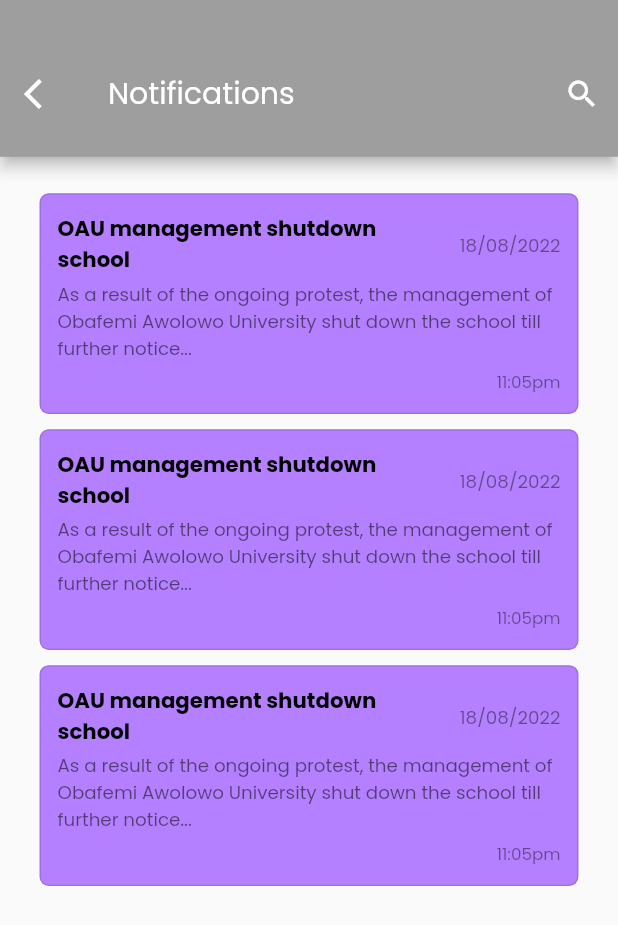
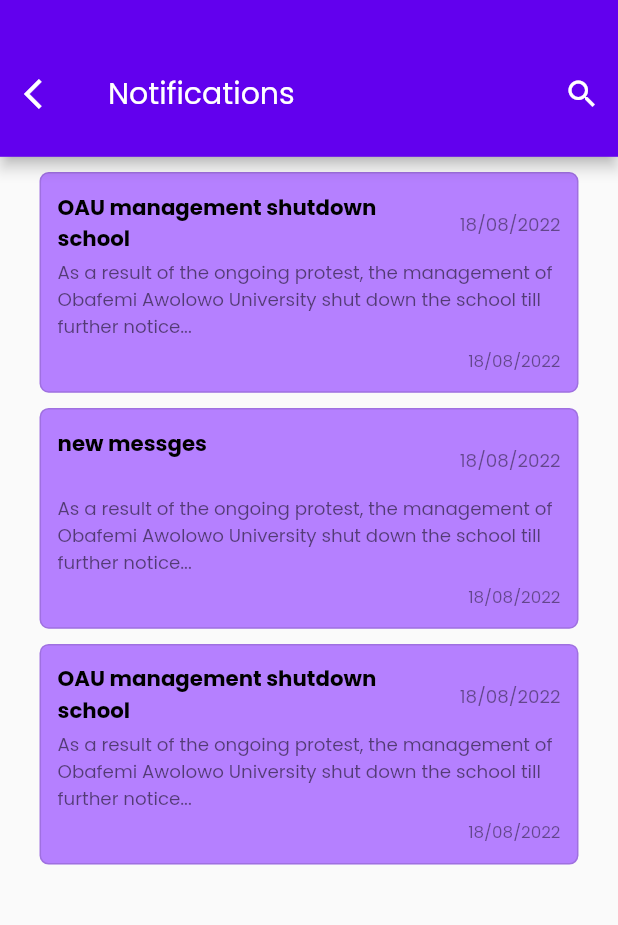
Before and after one commit to kolikay/Scholars_padi, a Flutter app: the NotificationScreen screen opened directly, on a phone screen of 412 x 824 dp. Shown: the top 925 px of the screen. Run offline on Flutter 3.47's test engine with Material 2 defaults, Android fonts, the phone set to English and light mode, and no system bars; our stand-ins replace carousel_slider, flutter_riverpod, flutter_screenutil, google_fonts, image_picker, pin_code_fields and 1 more; missing offline and left inert: simple_connection_checker.

Commit message:
refacored notification cards and screen

```diff
--- a/lib/main.dart
+++ b/lib/main.dart
@@ -30,7 +30,7 @@ class MyApp extends StatelessWidget {
           theme: ThemeData(
             primarySwatch: Colors.blue,
           ),
-           home: const TestingWork(),
+           home: const LandingPage(),
         routes: {
           HomePageScreen.id: (context) => const HomePageScreen(),
           CatergoriesSearchScreen.id: (context) => const CatergoriesSearchScreen(),
--- a/lib/screens/on_boarding/notifications/models/notification_model.dart
+++ b/lib/screens/on_boarding/notifications/models/notification_model.dart
@@ -1,38 +1,30 @@
 import 'package:flutter/material.dart';
 
-class NotificationCards {
+class NotificationCardsModel {
   final String cardMessage;
   final String cardTitle;
   final String cardDate;
   final String cardTime;
-  // final Color? borderColor;
-  // final GestureTapCallback onTap;
 
-  const NotificationCards(
-      {Key? key,
+  const NotificationCardsModel({
+    Key? key,
     required this.cardMessage,
     required this.cardDate,
     required this.cardTime,
     required this.cardTitle,
-      // required this.onTap,
-      // this.borderColor
   });
-
-  void toggleSelected() {
-    // selected = !selected;
-  }
 }
 
 
 // ignore_for_file: file_names
 
-class Item {
- final String imageUrl;
- final int rank;
+// class Item {
+//  final String imageUrl;
+//  final int rank;
 
-  Item({required this.imageUrl, this.rank = 0});
+//   Item({required this.imageUrl, this.rank = 0});
 
-  // void toggle() {
-  //   selected = !selected;
+//   // void toggle() {
+//   //   selected = !selected;
+//   // }
 // }
-}
--- a/lib/screens/on_boarding/notifications/notifications_view_models/notification_view_model.dart
+++ b/lib/screens/on_boarding/notifications/notifications_view_models/notification_view_model.dart
@@ -1,14 +1,36 @@
 import 'package:flutter/material.dart';
+import '../models/notification_model.dart';
 
 class NotificationViewModel extends ChangeNotifier {
-  bool select = false;
+  List<NotificationCardsModel> noticeCard = [
+    const NotificationCardsModel(
+        cardMessage:
+            'As a result of the ongoing protest, the management of Obafemi Awolowo University shut down the school till further notice...',
+        cardDate: '18/08/2022',
+        cardTime: '11:05pm',
+        cardTitle: 'OAU management shutdown school'),
+    const NotificationCardsModel(
+        cardMessage:
+            'As a result of the ongoing protest, the management of Obafemi Awolowo University shut down the school till further notice...',
+        cardDate: '18/08/2022',
+        cardTime: '11:05pm',
+        cardTitle: 'new messges'),
+    const NotificationCardsModel(
+        cardMessage:
+            'As a result of the ongoing protest, the management of Obafemi Awolowo University shut down the school till further notice...',
+        cardDate: '18/08/2022',
+        cardTime: '11:05pm',
+        cardTitle: 'OAU management shutdown school'),
+  ];
+  List<NotificationCardsModel> selectedList = [];
 
-  List selectedList = [];
-
-  setSelected() {
-    select = !select;
+  void addSelectedList(NotificationCardsModel cards) {
+    selectedList.add(cards);
     notifyListeners();
   }
 
-
+  void deleteSelectedList(NotificationCardsModel cards) {
+    selectedList.remove(cards);
+    notifyListeners();
+  }
 }
--- a/lib/screens/on_boarding/notifications/views/notification_cards.dart
+++ b/lib/screens/on_boarding/notifications/views/notification_cards.dart
@@ -2,46 +2,53 @@ import 'package:flutter/material.dart';
 import 'package:scholars_padi/constants/appColor.dart';
 import 'package:scholars_padi/constants/app_state_constants.dart';
 import 'package:flutter_screenutil/flutter_screenutil.dart';
+import 'package:scholars_padi/screens/on_boarding/notifications/models/notification_model.dart';
 import 'package:scholars_padi/widgets/reusesable_widget/normal_text.dart';
 import 'package:flutter_riverpod/flutter_riverpod.dart';
 
-
-
-class MaterialCards extends ConsumerStatefulWidget {
+class NotificationMaterialCards extends ConsumerStatefulWidget {
   final String cardMessage;
   final String cardTitle;
   final String cardDate;
   final String cardTime;
   final Color? borderColor;
-  final GestureTapCallback onTap;
+  final ValueChanged<bool> isSelected;
 
-  const MaterialCards(
+
+  const NotificationMaterialCards(
       {Key? key,
       required this.cardMessage,
       required this.cardDate,
       required this.cardTime,
       required this.cardTitle,
-      required this.onTap,
+      required this.isSelected,
       this.borderColor})
       : super(key: key);
 
   @override
-  ConsumerState<ConsumerStatefulWidget> createState() => _MaterialCardsState();
+  ConsumerState<ConsumerStatefulWidget> createState() => _NotificationMaterialCardsState();
 }
 
-class _MaterialCardsState extends ConsumerState<MaterialCards> {
-  // bool selected = false;
+class _NotificationMaterialCardsState extends ConsumerState<NotificationMaterialCards> {
+  // to toggle card based on if it is selected or not
+  bool selected = false;
 
   @override
   Widget build(BuildContext context) {
-    // Notitification Notifier for app bar
-    final notificationViewModel = ref.watch(notificationProvider);
-    return Container(
+    return InkWell(
+      onTap: () {
+        // change slected state to true and false
+        selected = !selected;
+
+        //notify parent widget of change in selected state
+        widget.isSelected(selected);
+      },
+      child: Container(
         width: 327.w,
         height: 145.h,
         decoration: BoxDecoration(
           borderRadius: BorderRadius.circular(5.53.w),
-        border: notificationViewModel.selectedList.isEmpty
+          border: !selected
               ? Border.all(
                   color: Colors.black12,
                 )
@@ -53,8 +60,6 @@ class _MaterialCardsState extends ConsumerState<MaterialCards> {
         ),
         child: Padding(
           padding: EdgeInsets.all(10.0.w),
-        child: InkWell(
-          onTap: widget.onTap,
           child: Column(
             mainAxisAlignment: MainAxisAlignment.spaceEvenly,
             children: [
@@ -93,7 +98,7 @@ class _MaterialCardsState extends ConsumerState<MaterialCards> {
                     width: 100.w,
                   ),
                   NormalText(
-                    text: widget.cardTime,
+                    text: widget.cardDate,
                     size: 11.sp,
                     color: AppColor.dullerBlack,
                   ),
--- a/lib/screens/on_boarding/notifications/views/notification_screen.dart
+++ b/lib/screens/on_boarding/notifications/views/notification_screen.dart
@@ -1,12 +1,13 @@
 import 'package:flutter/material.dart';
 import 'package:scholars_padi/constants/appColor.dart';
 import 'package:scholars_padi/constants/app_state_constants.dart';
-import 'package:scholars_padi/screens/on_boarding/notifications/views/notifications_all_cards.dart';
+import 'package:scholars_padi/screens/material/material_screen2.dart';
+import 'package:scholars_padi/screens/on_boarding/notifications/notifications_view_models/notification_view_model.dart';
+import 'package:scholars_padi/screens/on_boarding/notifications/views/notification_cards.dart';
 import 'package:scholars_padi/widgets/reusesable_widget/reusable_app_bar1.dart';
 import 'package:flutter_screenutil/flutter_screenutil.dart';
 import 'package:scholars_padi/widgets/reusesable_widget/normal_text.dart';
 import 'package:flutter_riverpod/flutter_riverpod.dart';
-
 
 class NotificationScreen extends ConsumerStatefulWidget {
   const NotificationScreen({
@@ -19,18 +20,52 @@ class NotificationScreen extends ConsumerStatefulWidget {
 }
 
 class _NotificationScreenState extends ConsumerState<NotificationScreen> {
-
-
   @override
   Widget build(BuildContext context) {
-    final notificationViewModelForAppBar = ref.watch(notificationProvider);
+    final notificationViewModel = ref.watch(notificationProvider);
     return Scaffold(
-        appBar: PreferredSize(
-          preferredSize: Size.fromHeight(103.h),
-          child: ReuseableAppBar1(
-            backGroundColor: notificationViewModelForAppBar.selectedList.isEmpty
-                ? Colors.grey
-                : AppColor.mainColor,
+      appBar: PreferredSize(
+        preferredSize: Size.fromHeight(103.h),
+        child: getAppBar(notificationViewModel),
+      ),
+      body: ListView.builder(
+        itemCount: notificationViewModel.noticeCard.length,
+        itemBuilder: (context, index) {
+          return Column(
+            children: [
+              SizedBox(
+                height: 10.h,
+              ),
+              NotificationMaterialCards(
+                cardMessage:
+                    notificationViewModel.noticeCard[index].cardMessage,
+                cardDate: notificationViewModel.noticeCard[index].cardDate,
+                cardTime: notificationViewModel.noticeCard[index].cardTime,
+                cardTitle: notificationViewModel.noticeCard[index].cardTitle,
+                // receives call back value from child widget and update state
+                isSelected: (value) {
+                  setState(() {
+                    if (value) {
+                      notificationViewModel.addSelectedList(
+                          notificationViewModel.noticeCard[index]);
+                    } else {
+                      notificationViewModel.deleteSelectedList(
+                          notificationViewModel.noticeCard[index]);
+                    }
+                  });
+                },
+              ),
+            ],
+          );
+        },
+      ),
+    );
+  }
+
+  getAppBar(NotificationViewModel notificationViewModel) {
+    return notificationViewModel.selectedList.isEmpty
+        ? ReuseableAppBar1(
+            backGroundColor: AppColor.mainColor,
             title: NormalText(
               text: 'Notifications',
               color: Colors.white,
@@ -45,11 +80,28 @@ class _NotificationScreenState extends ConsumerState<NotificationScreen> {
               onPressed: () {},
               icon: const Icon(Icons.search),
             ),
+          )
+        : ReuseableAppBar1(
+            backGroundColor: const Color(0xffBF000001),
+            title: NormalText(
+              text: "${notificationViewModel.selectedList.length} Selected",
+              color: Colors.white,
+            ),
+            firstAppIcon: IconButton(
+              onPressed: () {
+                Navigator.pop(context);
+              },
+              icon: const Icon(Icons.arrow_back_ios),
+            ),
+            secondAppIcon: IconButton(
+              onPressed: () {},
+              icon: const Icon(Icons.delete,
+            ),
           ),
-        ),
-        body: Padding(
-          padding: EdgeInsets.all(24.0.h),
-          child:const NotificationAllCards()
-        ));
+            thirdAppIcon: IconButton(
+              onPressed: () {},
+              icon: const Icon(Icons.email,
+            ),
+          ));
   }
 }
--- a/lib/screens/on_boarding/notifications/views/notifications_all_cards.dart
+++ /dev/null
@@ -1,57 +0,0 @@
-import 'package:flutter/material.dart';
-import 'package:flutter_riverpod/flutter_riverpod.dart';
-import 'package:flutter_screenutil/flutter_screenutil.dart';
-import 'package:scholars_padi/screens/on_boarding/notifications/models/notification_model.dart';
-
-import 'notification_cards.dart';
-
-class NotificationAllCards extends ConsumerStatefulWidget {
-  const NotificationAllCards({Key? key}) : super(key: key);
-
-  @override
-  ConsumerState<ConsumerStatefulWidget> createState() =>
-      _NotificationAllCardsState();
-}
-
-class _NotificationAllCardsState extends ConsumerState<NotificationAllCards> {
-  List<NotificationCards> noticeCard = [
-    const NotificationCards(
-        cardMessage:
-            'As a result of the ongoing protest, the management of Obafemi Awolowo University shut down the school till further notice...',
-        cardDate: '18/08/2022',
-        cardTime: '11:05pm',
-        cardTitle: 'OAU management shutdown school'),
-    const NotificationCards(
-        cardMessage:
-            'As a result of the ongoing protest, the management of Obafemi Awolowo University shut down the school till further notice...',
-        cardDate: '18/08/2022',
-        cardTime: '11:05pm',
-        cardTitle: 'OAU management shutdown school'),
-    const NotificationCards(
-        cardMessage:
-            'As a result of the ongoing protest, the management of Obafemi Awolowo University shut down the school till further notice...',
-        cardDate: '18/08/2022',
-        cardTime: '11:05pm',
-        cardTitle: 'OAU management shutdown school'),
-  ];
-
-  @override
-  Widget build(BuildContext context) {
-    return ListView.builder(
-      itemBuilder: (context, index) {
-        return Column(
-          children: [
-            MaterialCards(
-                onTap: () {},
-                cardMessage: noticeCard[index].cardMessage,
-                cardDate: noticeCard[index].cardDate,
-                cardTime: noticeCard[index].cardTime,
-                cardTitle: noticeCard[index].cardTitle),
-                SizedBox(height: 10.h,),
-          ],
-        );
-      },
-      itemCount: noticeCard.length,
-    );
-  }
-}
--- a/lib/widgets/reusesable_widget/reusable_app_bar1.dart
+++ b/lib/widgets/reusesable_widget/reusable_app_bar1.dart
@@ -7,6 +7,7 @@ import 'package:scholars_padi/widgets/reusesable_widget/normal_text.dart';
 class ReuseableAppBar1 extends StatelessWidget {
   final IconButton firstAppIcon;
   final IconButton secondAppIcon;
+  final IconButton? thirdAppIcon;
   final NormalText? title;
    final Color? backGroundColor;
    const ReuseableAppBar1(
@@ -14,6 +15,7 @@ class ReuseableAppBar1 extends StatelessWidget {
       required this.firstAppIcon,
       required this.secondAppIcon,
       this.backGroundColor = AppColor.mainColor,
+      this.thirdAppIcon,
       this.title})
       : super(key: key);
 
@@ -31,9 +33,17 @@ class ReuseableAppBar1 extends StatelessWidget {
             Padding(padding: EdgeInsets.only(top: 20.0.h), child: firstAppIcon),
       ),
       actions: [
-        Padding(
-          padding: EdgeInsets.only(top: 20.0.h),
-          child: secondAppIcon,
+        Row(
+          children: [
+            Padding(
+              padding: EdgeInsets.only(top: 20.0.h),
+              child: secondAppIcon,
+            ),
+            Padding(
+              padding: EdgeInsets.only(top: 20.0.h),
+              child: thirdAppIcon,
+            )
+          ],
         )
       ],
     );
```
Also changed, not shown: lib/screens/on_boarding/notifications/testings.dart (+114 -114 lines). Lines whose indentation alone changed are shown as unchanged.
